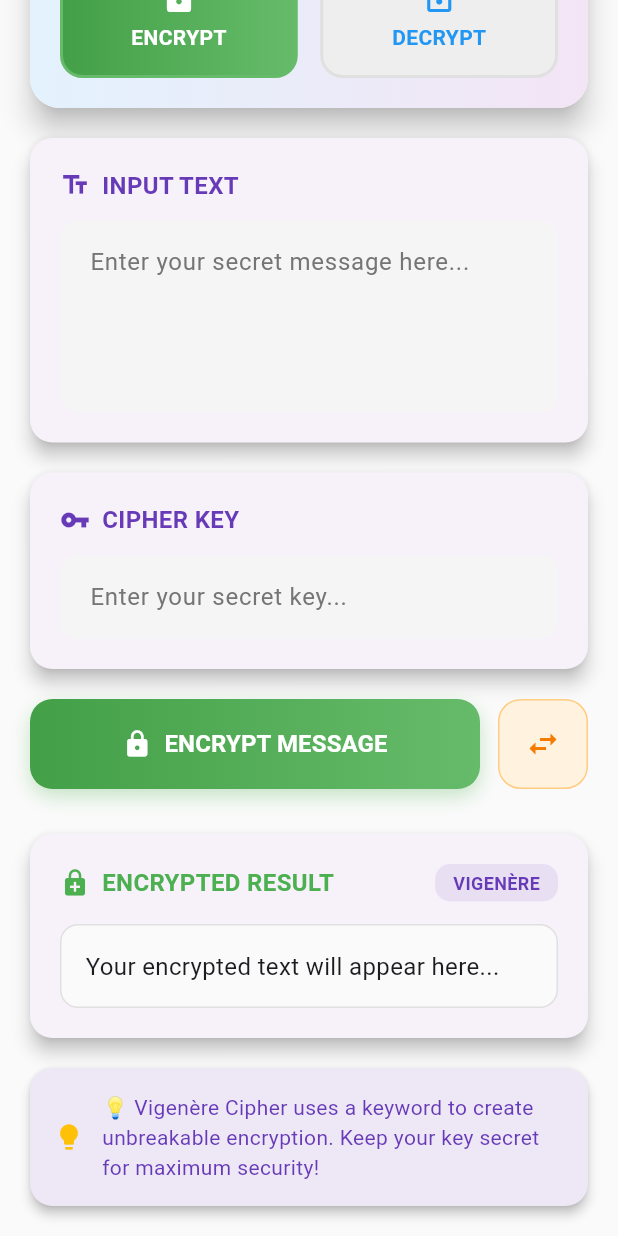
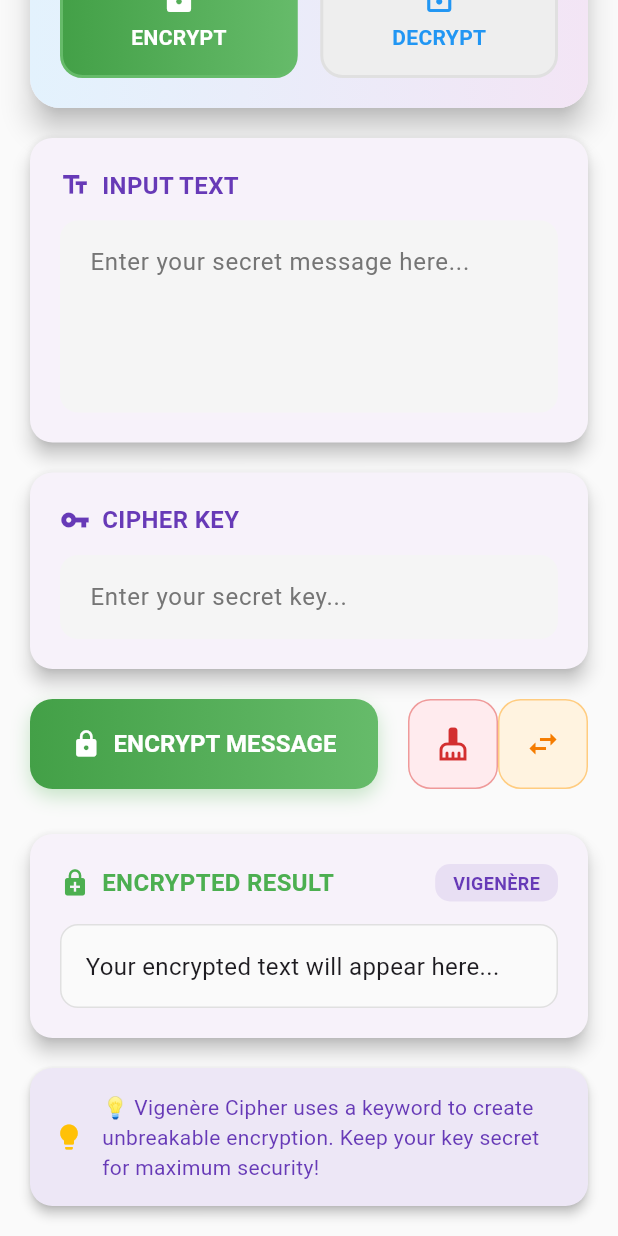
Before and after one commit to boshraobaidi-b/Vigenere-Cipher, a Flutter app: the screen it shows after launch, scrolled down 289 dp, on a phone screen of 412 x 824 dp. Run offline on Flutter 3.47's test engine with Material 3 defaults, Android fonts, the phone set to English and light mode, and no system bars; Roboto replaces fonts that are missing (Poppins).

Commit message:
Update main.dart

```diff
--- a/lib/main.dart
+++ b/lib/main.dart
@@ -472,6 +472,25 @@ class _CipherHomePageState extends State<CipherHomePage> {
                         ),
                       ),
                       const SizedBox(width: 12),
+                      const SizedBox(width: 8),
+                      Container(
+                        height: 60,
+                        width: 60,
+                        decoration: BoxDecoration(
+                          color: Colors.red.shade50,
+                          borderRadius: BorderRadius.circular(15),
+                          border: Border.all(color: Colors.red.shade200),
+                        ),
+                        child: IconButton(
+                          onPressed: _clearAll,
+                          icon: Icon(
+                            Icons.cleaning_services,
+                            color: Colors.red.shade700,
+                            size: 24,
+                          ),
+                          tooltip: 'Clear All',
+                        ),
+                      ),
                       // Swap Button
                       Container(
                         height: 60,
```
